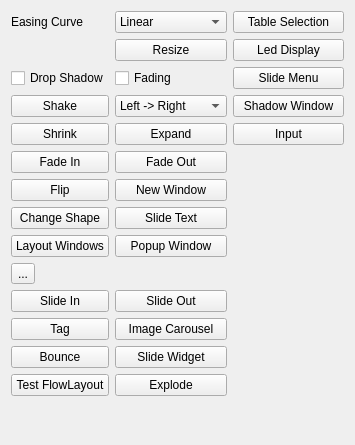
This is widget.ui in kimtaikee/resizeAnimation as Qt 5 draws it before an edit. The edited form follows.
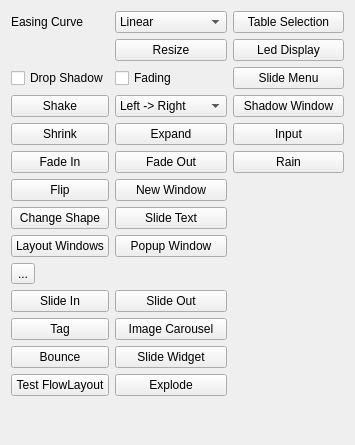
This is the edited form. Custom widgets are drawn as their Qt base class.

The edit to the form file:
```diff
--- a/widget.ui
+++ b/widget.ui
@@ -485,6 +485,16 @@
        </property>
       </widget>
      </item>
+     <item row="5" column="2">
+      <widget class="QPushButton" name="rainButton">
+       <property name="text">
+        <string>Rain</string>
+       </property>
+       <property name="checkable">
+        <bool>true</bool>
+       </property>
+      </widget>
+     </item>
     </layout>
    </item>
   </layout>
```
